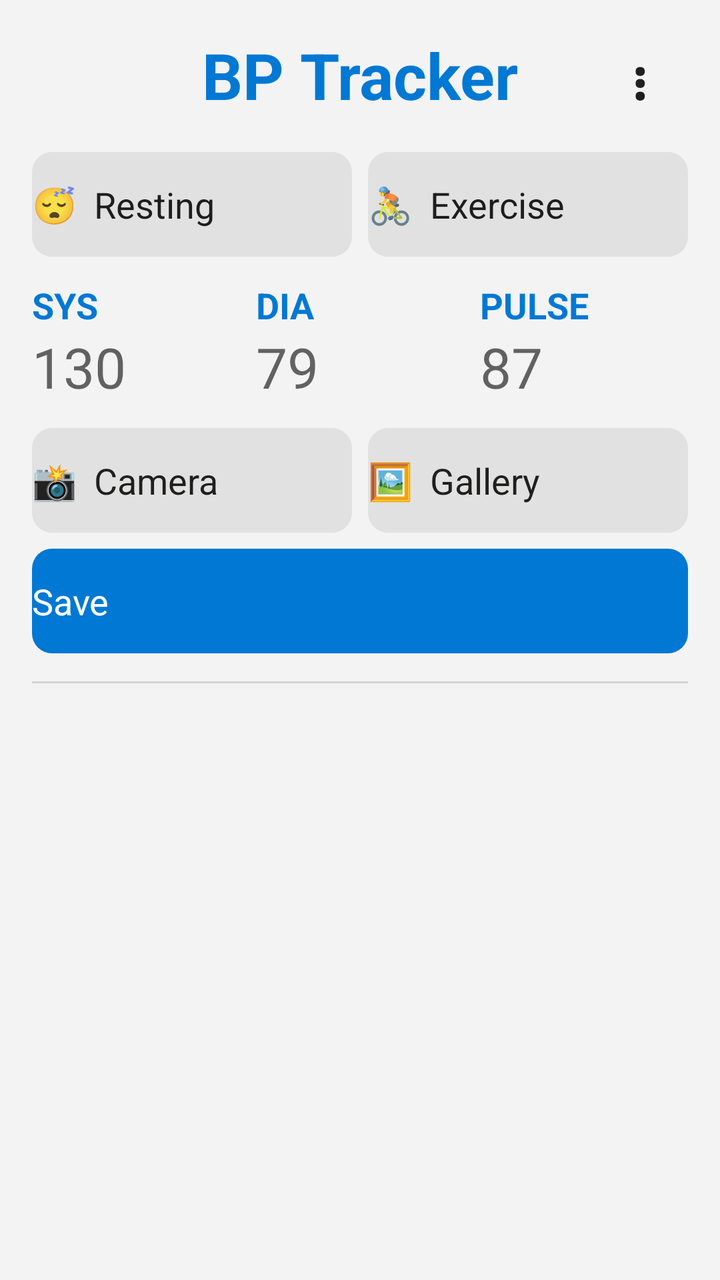
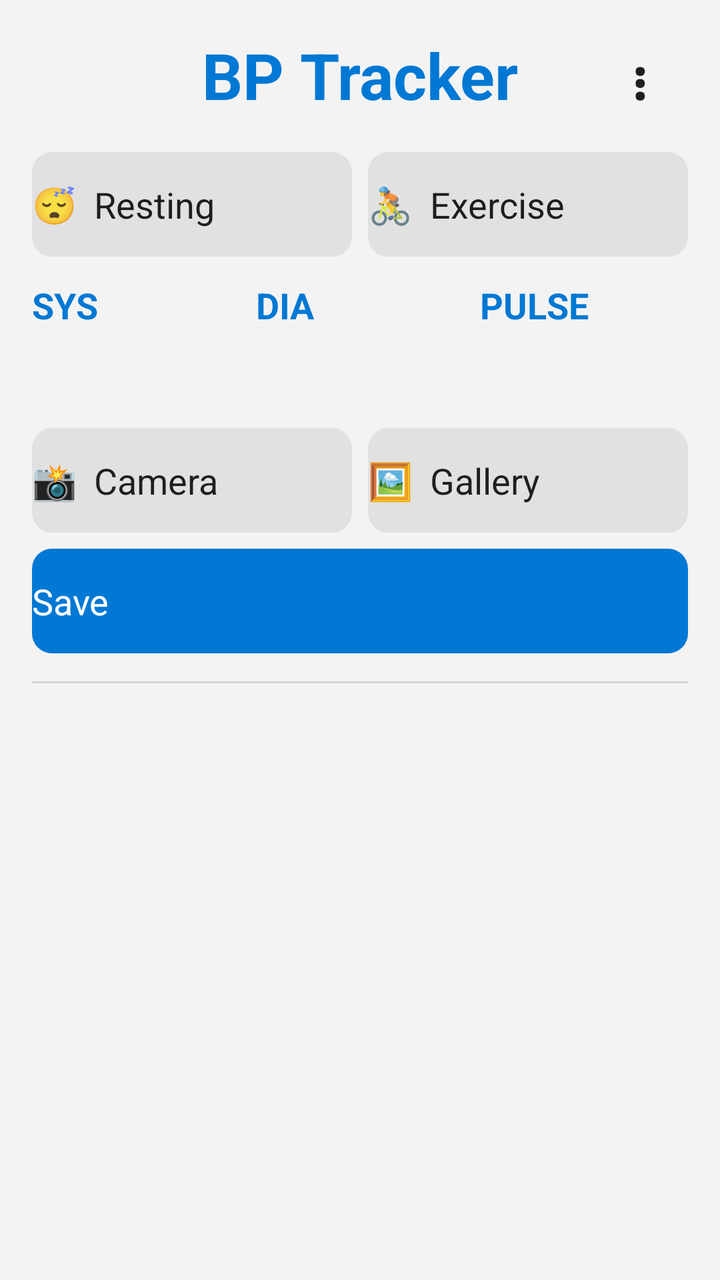

An Android layout rendered at two revisions. The XML below is the earlier revision; the diff shows what the commit changed to produce the second picture.
<!-- AndroidManifest.xml: application theme AppTheme -->
<!-- res/layout/activity_main.xml -->
<?xml version="1.0" encoding="utf-8"?>
<LinearLayout xmlns:android="http://schemas.android.com/apk/res/android"
    android:layout_width="match_parent"
    android:layout_height="match_parent"
    android:orientation="vertical"
    android:padding="16dp">

    <FrameLayout
        android:layout_width="match_parent"
        android:layout_height="wrap_content"
        android:layout_marginBottom="12dp">

        <TextView
            android:layout_width="match_parent"
            android:layout_height="wrap_content"
            android:gravity="center"
            android:text="BP Tracker"
            android:textColor="#0078D4"
            android:textStyle="bold"
            android:textSize="32sp" />

        <TextView
            android:id="@+id/btnMenu"
            android:layout_width="48dp"
            android:layout_height="48dp"
            android:layout_gravity="end|center_vertical"
            android:gravity="center"
            android:text="⋮"
            android:textColor="#201F1E"
            android:textStyle="bold"
            android:textSize="26sp" />
    </FrameLayout>

    <LinearLayout
        android:layout_width="match_parent"
        android:layout_height="wrap_content"
        android:orientation="horizontal">

        <Button
            android:id="@+id/btnResting"
            android:background="@drawable/btn_rounded"
            android:paddingTop="14dp"
            android:paddingBottom="14dp"
            android:layout_width="0dp"
            android:layout_height="wrap_content"
            android:layout_weight="1"
            android:textSize="18sp"
            android:backgroundTint="#E1E1E1"
            android:stateListAnimator="@null"
            android:text="😴  Resting" />

        <Button
            android:id="@+id/btnExercise"
            android:background="@drawable/btn_rounded"
            android:paddingTop="14dp"
            android:paddingBottom="14dp"
            android:layout_width="0dp"
            android:layout_height="wrap_content"
            android:layout_weight="1"
            android:layout_marginStart="8dp"
            android:textSize="18sp"
            android:backgroundTint="#E1E1E1"
            android:stateListAnimator="@null"
            android:text="🚴  Exercise" />
    </LinearLayout>

    <LinearLayout
        android:layout_width="match_parent"
        android:layout_height="wrap_content"
        android:layout_marginTop="12dp"
        android:orientation="horizontal">

        <LinearLayout
            android:layout_width="0dp"
            android:layout_height="wrap_content"
            android:layout_weight="1"
            android:orientation="vertical">
            <TextView
                android:layout_width="wrap_content"
                android:layout_height="wrap_content"
                android:text="SYS"
                android:textColor="#0078D4"
                android:textStyle="bold"
                android:textSize="18sp" />
            <EditText
                android:id="@+id/etSys"
                android:layout_width="match_parent"
                android:layout_height="wrap_content"
                android:inputType="number"
                android:maxLength="3"
                android:textSize="28sp"
                android:hint="130"
                android:importantForAutofill="no" />
        </LinearLayout>

        <LinearLayout
            android:layout_width="0dp"
            android:layout_height="wrap_content"
            android:layout_weight="1"
            android:layout_marginStart="8dp"
            android:orientation="vertical">
            <TextView
                android:layout_width="wrap_content"
                android:layout_height="wrap_content"
                android:text="DIA"
                android:textColor="#0078D4"
                android:textStyle="bold"
                android:textSize="18sp" />
            <EditText
                android:id="@+id/etDia"
                android:layout_width="match_parent"
                android:layout_height="wrap_content"
                android:inputType="number"
                android:maxLength="3"
                android:textSize="28sp"
                android:hint="79"
                android:importantForAutofill="no" />
        </LinearLayout>

        <LinearLayout
            android:layout_width="0dp"
            android:layout_height="wrap_content"
            android:layout_weight="1"
            android:layout_marginStart="8dp"
            android:orientation="vertical">
            <TextView
                android:layout_width="wrap_content"
                android:layout_height="wrap_content"
                android:text="PULSE"
                android:textColor="#0078D4"
                android:textStyle="bold"
                android:textSize="18sp" />
            <EditText
                android:id="@+id/etPulse"
                android:layout_width="match_parent"
                android:layout_height="wrap_content"
                android:inputType="number"
                android:maxLength="3"
                android:textSize="28sp"
                android:hint="87"
                android:imeOptions="actionDone"
                android:importantForAutofill="no" />
        </LinearLayout>
    </LinearLayout>

    <LinearLayout
        android:layout_width="match_parent"
        android:layout_height="wrap_content"
        android:layout_marginTop="12dp"
        android:orientation="horizontal">

        <Button
            android:id="@+id/btnScan"
            android:background="@drawable/btn_rounded"
            android:paddingTop="14dp"
            android:paddingBottom="14dp"
            android:layout_width="0dp"
            android:layout_height="wrap_content"
            android:layout_weight="1"
            android:textSize="18sp"
            android:textColor="#201F1E"
            android:backgroundTint="#E1E1E1"
            android:stateListAnimator="@null"
            android:text="📸  Camera" />

        <Button
            android:id="@+id/btnGallery"
            android:background="@drawable/btn_rounded"
            android:paddingTop="14dp"
            android:paddingBottom="14dp"
            android:layout_width="0dp"
            android:layout_height="wrap_content"
            android:layout_weight="1"
            android:layout_marginStart="8dp"
            android:textSize="18sp"
            android:textColor="#201F1E"
            android:backgroundTint="#E1E1E1"
            android:stateListAnimator="@null"
            android:text="🖼️  Gallery" />
    </LinearLayout>

    <Button
        android:id="@+id/btnSave"
        android:background="@drawable/btn_rounded"
        android:paddingTop="14dp"
        android:paddingBottom="14dp"
        android:layout_width="match_parent"
        android:layout_height="wrap_content"
        android:layout_marginTop="8dp"
        android:textSize="18sp"
        android:textColor="#FFFFFF"
        android:backgroundTint="#0078D4"
        android:stateListAnimator="@null"
        android:text="Save" />

    <View
        android:layout_width="match_parent"
        android:layout_height="1dp"
        android:layout_marginTop="14dp"
        android:background="#22000000" />

    <TextView
        android:id="@+id/tvEmpty"
        android:layout_width="match_parent"
        android:layout_height="wrap_content"
        android:layout_marginTop="24dp"
        android:gravity="center"
        android:text="No readings yet.\nType the numbers and tap Save."
        android:textSize="15sp"
        android:visibility="gone" />

    <ListView
        android:id="@+id/list"
        android:layout_width="match_parent"
        android:layout_height="match_parent"
        android:layout_marginTop="4dp"
        android:divider="#22000000"
        android:dividerHeight="1dp" />
</LinearLayout>
<!-- resources referenced by this layout -->
<resources>
  <!-- drawable btn_rounded (drawable) -->
  <?xml version="1.0" encoding="utf-8"?>
  <shape xmlns:android="http://schemas.android.com/apk/res/android"
      android:shape="rectangle">
      <corners android:radius="10dp" />
      <solid android:color="#FFFFFF" />
  </shape>
  <style name="AppTheme" parent="@android:style/Theme.Material.Light.NoActionBar">
          <item name="android:colorPrimary">#0078D4</item>
          <item name="android:colorPrimaryDark">#005A9E</item>
          <item name="android:colorAccent">#0078D4</item>
          <item name="android:windowBackground">#F3F3F3</item>
          <item name="android:statusBarColor">#005A9E</item>
      </style>
</resources>

<!-- the commit's change to res/layout/activity_main.xml (unified diff, before → after) -->
@@ -89,7 +89,6 @@
                 android:inputType="number"
                 android:maxLength="3"
                 android:textSize="28sp"
-                android:hint="130"
                 android:importantForAutofill="no" />
         </LinearLayout>
 
@@ -113,7 +112,6 @@
                 android:inputType="number"
                 android:maxLength="3"
                 android:textSize="28sp"
-                android:hint="79"
                 android:importantForAutofill="no" />
         </LinearLayout>
 
@@ -137,7 +135,6 @@
                 android:inputType="number"
                 android:maxLength="3"
                 android:textSize="28sp"
-                android:hint="87"
                 android:imeOptions="actionDone"
                 android:importantForAutofill="no" />
         </LinearLayout>
